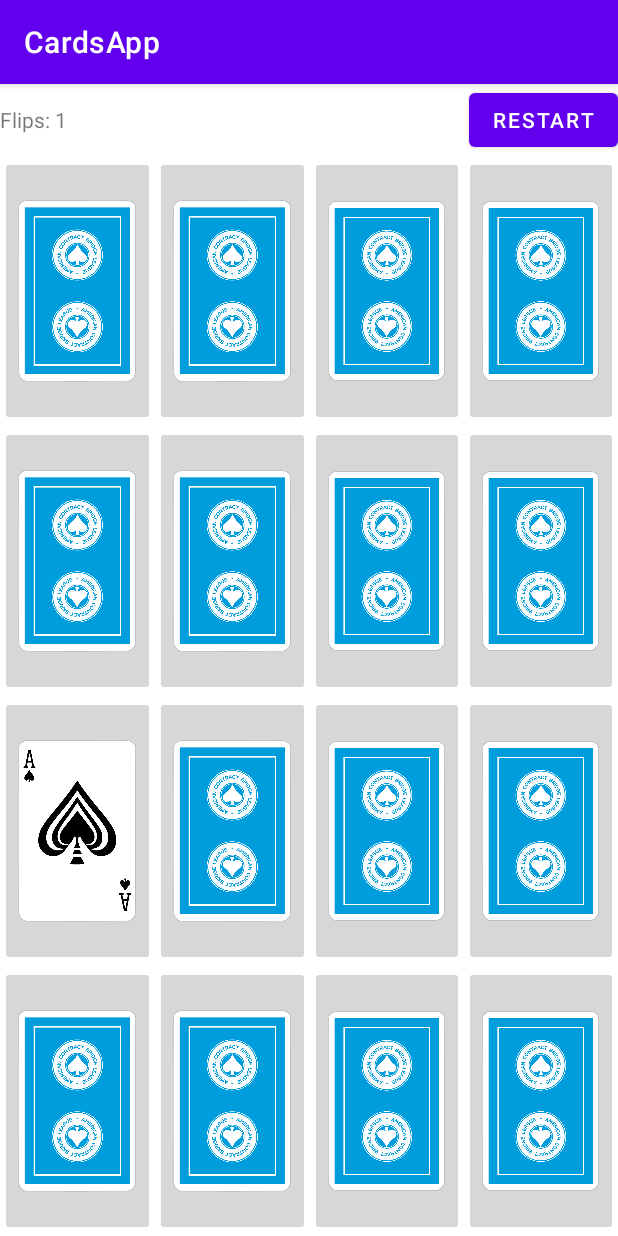
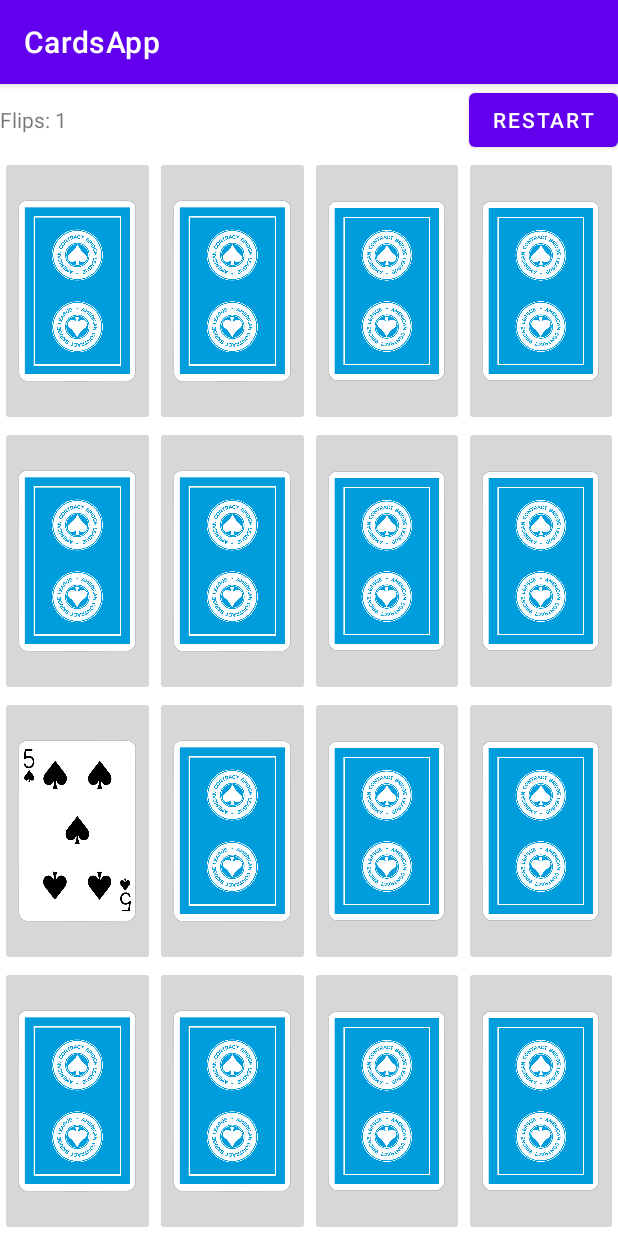
Before and after one commit to KimHwiSu/smartPhoneGame, an Android app: the screen it shows after launch (MainActivity), after a tap on an icon or button, on a phone screen of 412 x 824 dp. Run offline under Robolectric (Android 15) with nearby library versions, the phone set to English and light mode, and no system bars.

Commit message:
CardsAppComplete

```diff
--- a/CardsApp/app/src/main/AndroidManifest.xml
+++ b/CardsApp/app/src/main/AndroidManifest.xml
@@ -11,6 +11,8 @@
         android:theme="@style/Theme.CardsApp">
         <activity
             android:name=".MainActivity"
+            android:configChanges="orientation|screenSize"
+            android:screenOrientation="portrait"
             android:exported="true">
             <intent-filter>
                 <action android:name="android.intent.action.MAIN" />
--- a/CardsApp/app/src/main/java/kr/ac/tukorea/s2019182014/cardsapp/MainActivity.java
+++ b/CardsApp/app/src/main/java/kr/ac/tukorea/s2019182014/cardsapp/MainActivity.java
@@ -4,12 +4,21 @@ import androidx.appcompat.app.AlertDialog;
 import androidx.appcompat.app.AppCompatActivity;
 
 import android.content.DialogInterface;
+import android.content.res.Resources;
 import android.nfc.Tag;
 import android.os.Bundle;
 import android.util.Log;
 import android.view.View;
 import android.widget.ImageButton;
 import android.widget.TextView;
+import android.widget.Toast;
+
+import java.util.ArrayList;
+import java.util.Collection;
+import java.util.Collections;
+import java.util.List;
+import java.util.Random;
+import java.util.stream.Collector;
 
 public class MainActivity extends AppCompatActivity {
 
@@ -31,6 +40,7 @@ public class MainActivity extends AppCompatActivity {
     private ImageButton previousImageButton;
     private int flips;
     private TextView scoreTextView;
+    private int openCardCount;
 
     @Override
     protected void onCreate(Bundle savedInstanceState) {
@@ -42,12 +52,26 @@ public class MainActivity extends AppCompatActivity {
     }
 
     private void startGame() {
+
+        Random r = new Random();
+        for(int i=0; i<resIds.length; i++){
+            int t = r.nextInt(resIds.length);
+            int id = resIds[t];
+            resIds[t] = resIds[i];
+            resIds[i] = id;
+        }
+
+        openCardCount = resIds.length;
         for(int i=0; i < BUTTON_IDS.length; i++){
             ImageButton btn = findViewById(BUTTON_IDS[i]);
             int resId = resIds[i];
-//            btn.setImageResource(resId);
+            btn.setImageResource(R.mipmap.card_blue_back);
+            btn.setVisibility(View.VISIBLE);
             btn.setTag(resId);
+            // 할일 : 뒤집힌거 다시 뒤집기, 랜덤 섞기
         }
+        setScore(0);
+        previousImageButton = null;
     }
 
     public void onBtnRestart(View view){
@@ -57,15 +81,15 @@ public class MainActivity extends AppCompatActivity {
 
     private void askRetry() {
         new AlertDialog.Builder(this)
-            .setTitle("Restart?")
-            .setMessage("Do you really want to restart Game?")
-            .setPositiveButton("Yes", new DialogInterface.OnClickListener() {
+            .setTitle(R.string.restart)
+            .setMessage(R.string.restart_alert_msg)
+            .setPositiveButton(R.string.yes, new DialogInterface.OnClickListener() {
                 @Override
                 public void onClick(DialogInterface dialogInterface, int i) {
                     startGame();
                 }
         })
-            .setNegativeButton("No", null)
+            .setNegativeButton(R.string.no, null)
             .create()
             .show();
     }
@@ -80,6 +104,7 @@ public class MainActivity extends AppCompatActivity {
 
         if (previousImageButton == view) {
             Log.d(TAG, "Same Image button");
+            Toast.makeText(this, R.string.same_card, Toast.LENGTH_LONG).show();
             return;
         }
 
@@ -90,6 +115,10 @@ public class MainActivity extends AppCompatActivity {
                 imageButton.setVisibility(View.INVISIBLE);
                 previousImageButton.setVisibility(View.INVISIBLE);
                 previousImageButton = null;
+                openCardCount -= 2;
+                if(openCardCount == 0){
+                    askRetry();
+                }
             } else {
                 imageButton.setImageResource(resId);
                 setScore(flips + 1);
@@ -105,7 +134,9 @@ public class MainActivity extends AppCompatActivity {
 
     private void setScore(int score) {
         flips = score;
-        String text = "Flips: " + flips;
+        Resources res = getResources();
+        String format =res.getString(R.string.flip_fmt);
+        String text = String.format(format, score);
         scoreTextView.setText(text);
     }
 
--- a/CardsApp/app/src/main/res/layout/activity_main.xml
+++ b/CardsApp/app/src/main/res/layout/activity_main.xml
@@ -17,7 +17,6 @@
             android:id="@+id/scoreTextView"
             android:layout_width="match_parent"
             android:layout_height="wrap_content"
-            android:text="Score: 0"
             android:layout_weight="1"/>
 
         <Button
--- a/CardsApp/app/src/main/res/values/strings.xml
+++ b/CardsApp/app/src/main/res/values/strings.xml
@@ -1,3 +1,9 @@
 <resources>
     <string name="app_name">CardsApp</string>
+    <string name="restart">Restart</string>
+    <string name="restart_alert_msg">Do you really want to restart Game?</string>
+    <string name="yes">Yes</string>
+    <string name="no">No</string>
+    <string name="same_card">You Click Same Card</string>
+    <string name="flip_fmt">Flips: %d</string>
 </resources>
```
Also changed, not shown: 1 other file.
